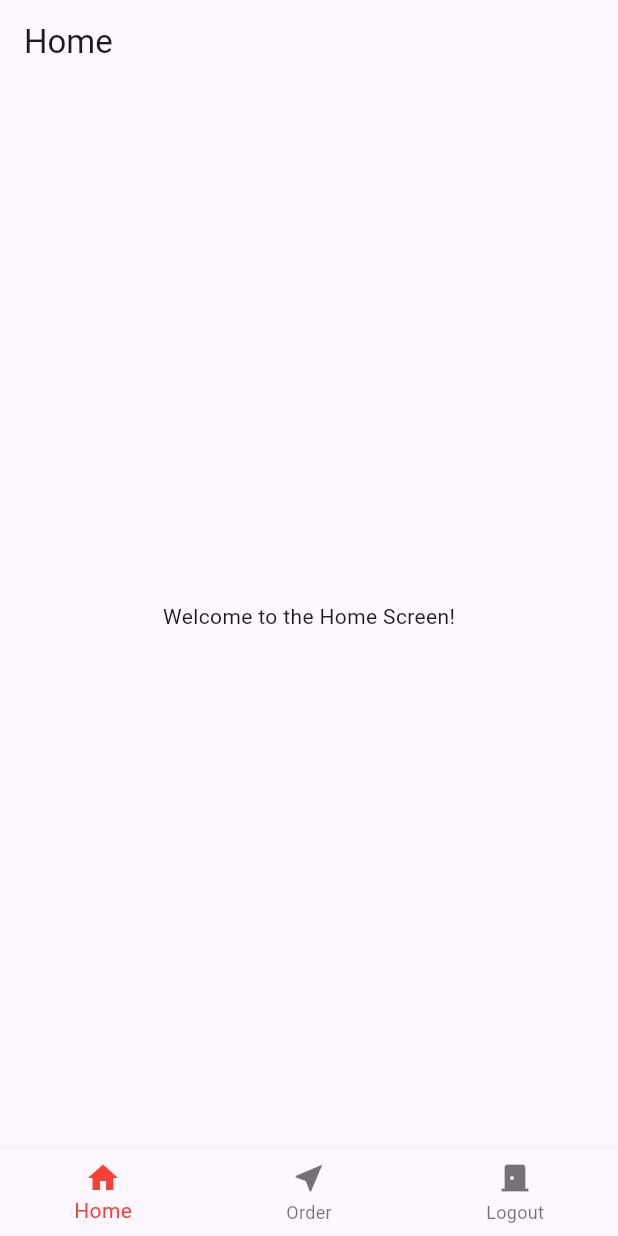
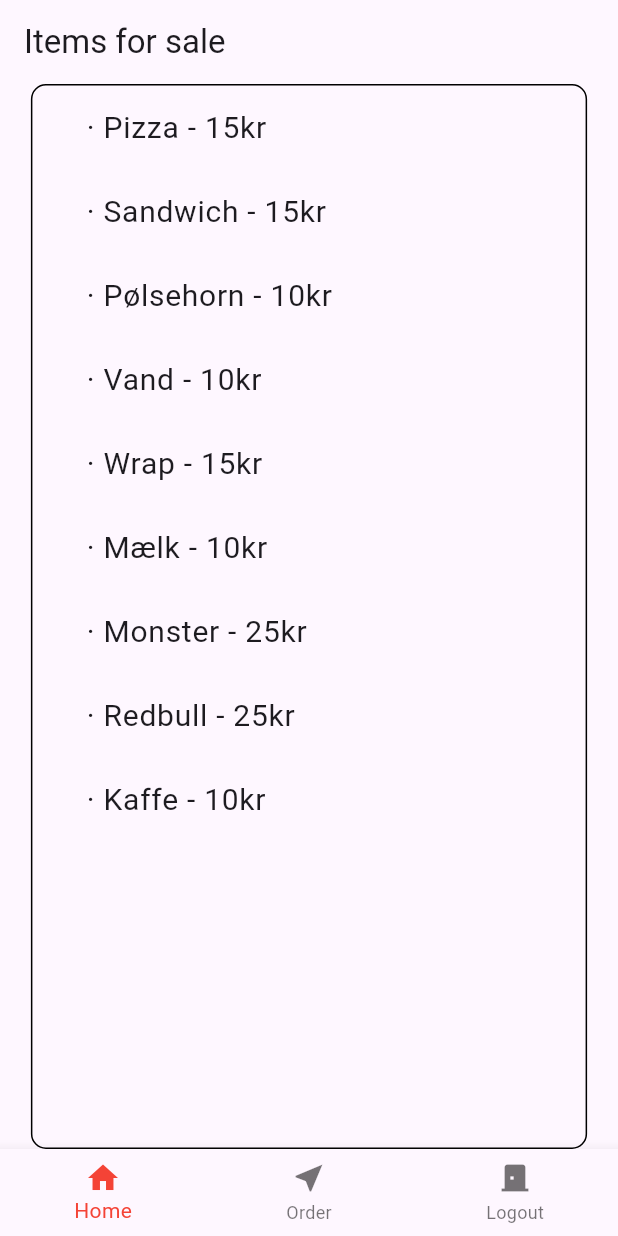
Before and after one commit to WaddenSeaSolutions/smart_cafeteria_app, a Flutter app: the screen it shows after launch, after a tap on "Login", on a phone screen of 412 x 824 dp. Run offline on Flutter 3.47's test engine with Material 3 defaults, Android fonts, the phone set to English and light mode, and no system bars.

Commit message:
Home page items for sale list

```diff
--- a/lib/pages/home.dart
+++ b/lib/pages/home.dart
@@ -1,15 +1,52 @@
 import 'package:flutter/material.dart';
-import 'package:smart_cafeteria_app/widgets/BottomNavBar.dart';
 
 class HomeScreen extends StatelessWidget {
   @override
   Widget build(BuildContext context) {
     return Scaffold(
       appBar: AppBar(
-        title: Text('Home'),
+        title: Text('Items for sale'),
       ),
       body: Center(
-        child: Text('Welcome to the Home Screen!'),
+        child: Container(
+          width: MediaQuery
+              .of(context)
+              .size
+              .width * 0.9,
+          padding: EdgeInsets.symmetric(horizontal: 20.0),
+          decoration: BoxDecoration(
+            border: Border.all(color: Colors.black),
+            borderRadius: BorderRadius.circular(10.0),
+          ),
+          child: ListView(
+
+            children: [
+              _cafeteriaItem('· Pizza - 15kr', context),
+              _cafeteriaItem('· Sandwich - 15kr', context),
+              _cafeteriaItem('· Pølsehorn - 10kr', context),
+              _cafeteriaItem('· Vand - 10kr', context),
+              _cafeteriaItem('· Wrap - 15kr', context),
+              _cafeteriaItem('· Mælk - 10kr', context),
+              _cafeteriaItem('· Monster - 25kr', context),
+              _cafeteriaItem('· Redbull - 25kr', context),
+              _cafeteriaItem('· Kaffe - 10kr', context),
+
+              // Add more items as needed
+            ],
+          ),
+        ),
+      ),
+    );
+  }
+
+  Widget _cafeteriaItem(String itemName, BuildContext context) {
+    return ListTile(
+      title: Text(
+        itemName,
+        style: TextStyle(
+          fontSize: 20.0, // Set the font size to 18
+          // You can also adjust other text properties like fontWeight, color, etc. here
+        ),
       ),
     );
   }
```
